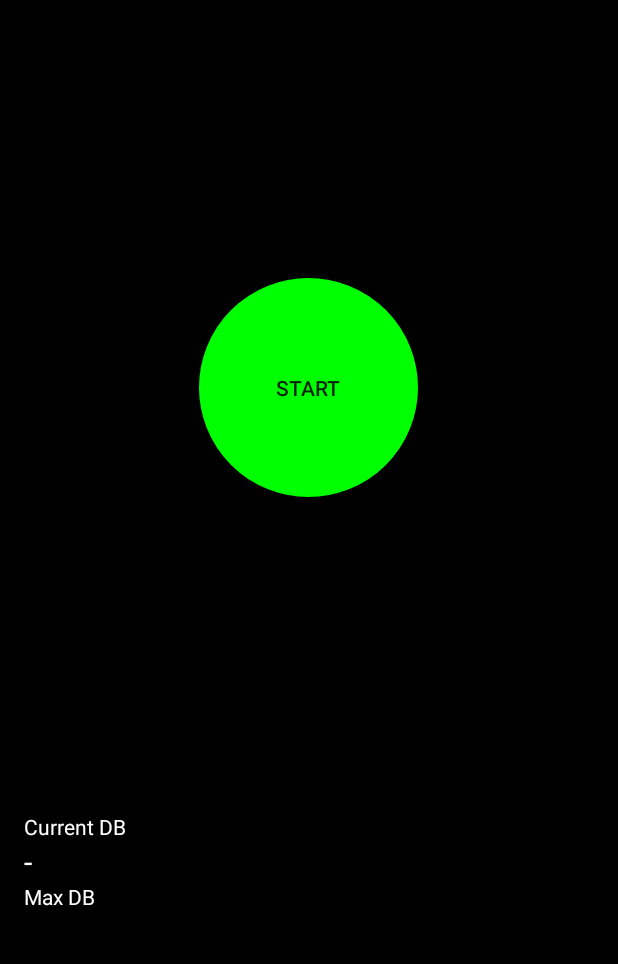
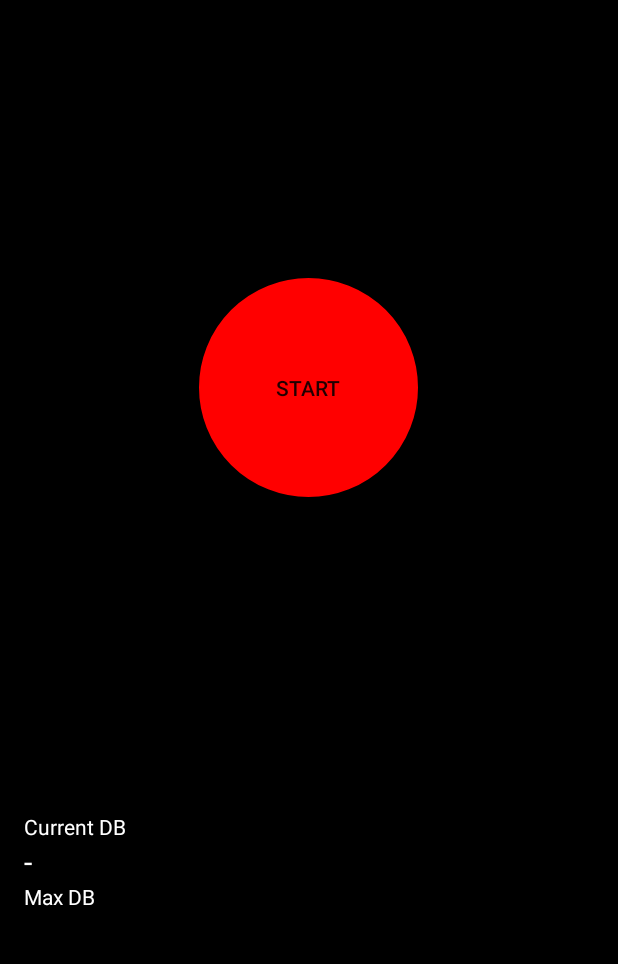
Before and after one commit to lukteperq/screamLouder, an Android app: the MainActivity screen opened directly, with no data from a screen before it, on a phone screen of 412 x 824 dp, the part 272-1236 px from its top. Run offline under Robolectric (Android 15) with nearby library versions, the phone set to English and light mode, and no system bars.

Commit message:
Changed buttons, renamed to round_black_button

```diff
--- a/app/src/main/res/drawable/round_green_button.xml
+++ b/app/src/main/res/drawable/round_black_button.xml
@@ -1,7 +1,7 @@
 <shape android:shape="oval"
     xmlns:android="http://schemas.android.com/apk/res/android">
-    <solid android:color="@color/greenButton"></solid>
+    <solid android:color="#000"></solid>
     <size android:width="150dp" android:height="150dp"></size>
-    <stroke android:color="#000" android:width="2dp"></stroke>
+    <stroke android:color="@color/redButton" android:width="2dp"></stroke>
 
 </shape>
--- a/app/src/main/res/layout/content_main.xml
+++ b/app/src/main/res/layout/content_main.xml
@@ -42,15 +42,16 @@
         android:layout_width="wrap_content"
         android:layout_height="wrap_content"
         android:layout_centerInParent="true"
-        android:background="@drawable/round_button"
-        android:text="@string/stop_recording" />
+        android:background="@drawable/round_black_button"
+        android:text="@string/stop_recording"
+        android:textColor="@color/redButton"/>
 
     <Button
         android:id="@+id/btnStart"
         android:layout_width="wrap_content"
         android:layout_height="wrap_content"
         android:layout_centerInParent="true"
-        android:background="@drawable/round_green_button"
+        android:background="@drawable/round_button"
         android:text="@string/start_recording" />
 
     <TextView
```
